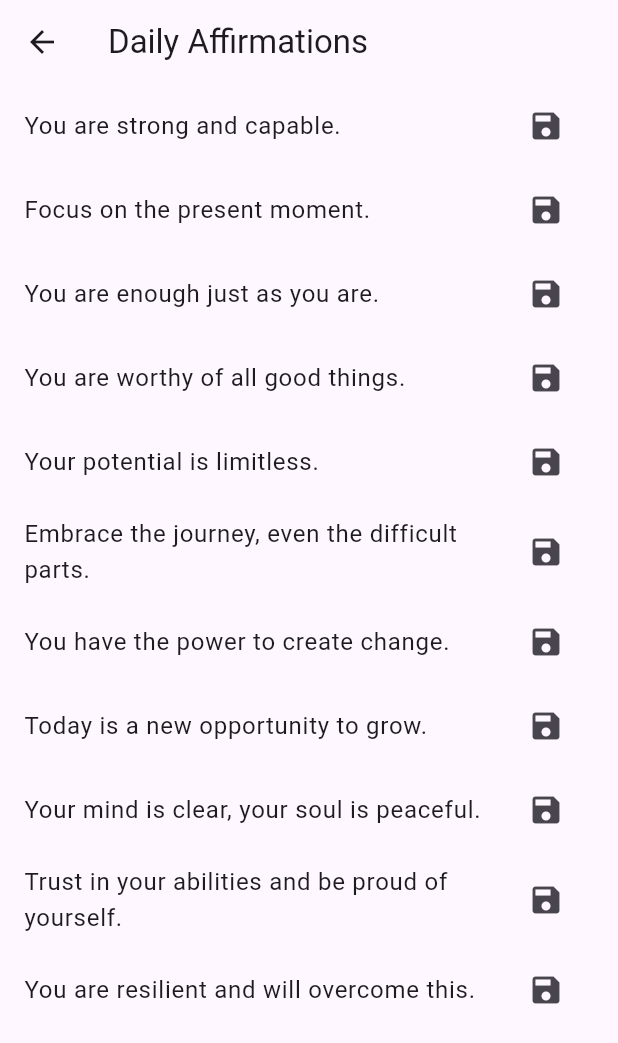
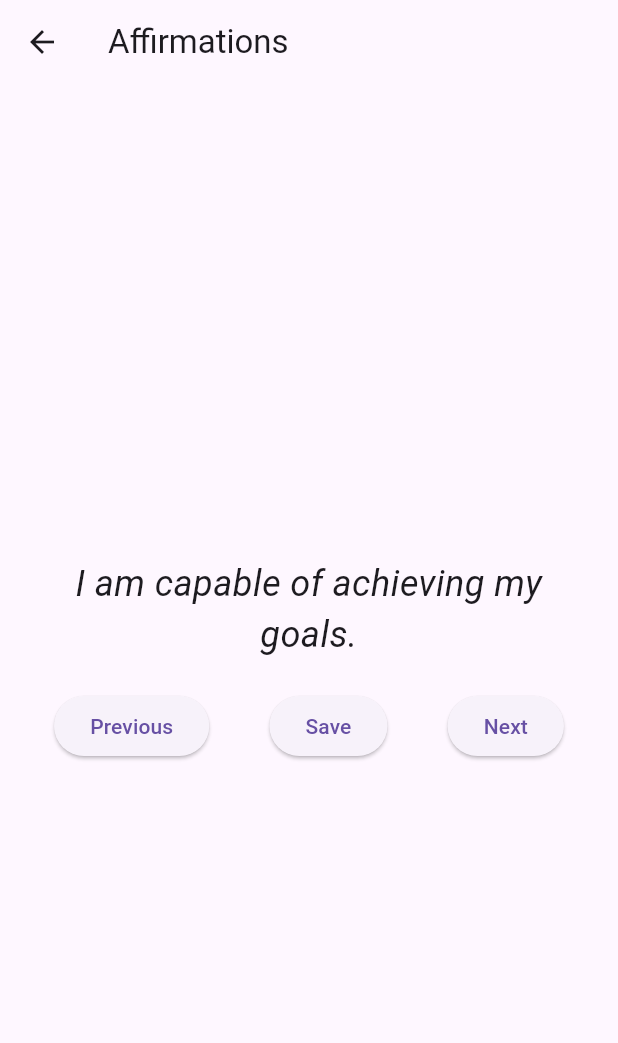
Before and after one commit to Bhati2633/HealthandWellness, a Flutter app: the screen it shows after launch, after a tap on "View Affirmations", on a phone screen of 412 x 824 dp. Shown: the top 1043 px of the screen. Run offline on Flutter 3.47's test engine with Material 3 defaults, Android fonts, the phone set to English and light mode, and no system bars; our stand-ins replace percent_indicator, shared_preferences.

Commit message:
Live Function of affirmation

```diff
--- a/lib/screens/affirmation_screen.dart
+++ b/lib/screens/affirmation_screen.dart
@@ -1,37 +1,108 @@
 import 'package:flutter/material.dart';
 import '../utils/local_storage.dart';
 
-class AffirmationScreen extends StatelessWidget {
-  final List<String> affirmations = [
-    'You are strong and capable.',
-    'Focus on the present moment.',
-    'You are enough just as you are.',
-    'You are worthy of all good things.',
-    'Your potential is limitless.',
-    'Embrace the journey, even the difficult parts.',
-    'You have the power to create change.',
-    'Today is a new opportunity to grow.',
-    'Your mind is clear, your soul is peaceful.',
-    'Trust in your abilities and be proud of yourself.',
-    'You are resilient and will overcome this.'];
+class AffirmationScreen extends StatefulWidget {
+  @override
+  _AffirmationScreenState createState() => _AffirmationScreenState();
+}
+
+class _AffirmationScreenState extends State<AffirmationScreen> {
+  final List<String> _affirmations = [
+    "I am capable of achieving my goals.",
+    "I am worthy of love and respect.",
+    "I believe in my skills and talents.",
+    "I am resilient and can overcome challenges.",
+    "I am grateful for the positive things in my life.",
+    "I trust in my ability to succeed.",
+    "I am becoming the best version of myself.",
+    "I am calm, confident, and focused.",
+    "I attract positivity and good energy.",
+    "I am in control of my own happiness.",
+    "I embrace my strengths and talents.",
+    "I am worthy of all the wonderful things life has to offer.",
+    "I am growing and improving every day.",
+    "I choose peace and harmony in my life.",
+    "I am grateful for the love and support around me.",
+    "I am a positive thinker and attract positivity into my life.",
+    "I have the power to create change.",
+    "I am proud of all my achievements, big and small.",
+    "I am surrounded by abundance and prosperity.",
+    "I am enough, just as I am."
+  ];
+  int _currentIndex = 0;
+
+  void _nextAffirmation() {
+    setState(() {
+      if (_currentIndex < _affirmations.length - 1) {
+        _currentIndex++;
+      }
+    });
+  }
+
+  void _previousAffirmation() {
+    setState(() {
+      if (_currentIndex > 0) {
+        _currentIndex--;
+      }
+    });
+  }
+
+  void _startOver() {
+    setState(() {
+      _currentIndex = 0;
+    });
+  }
+
+  void _saveAffirmation() async {
+    String affirmation = _affirmations[_currentIndex];
+    await LocalStorage.saveAffirmation(affirmation);
+    ScaffoldMessenger.of(context).showSnackBar(
+      SnackBar(content: Text('Affirmation saved!')),
+    );
+  }
 
   @override
   Widget build(BuildContext context) {
     return Scaffold(
-      appBar: AppBar(title: Text('Daily Affirmations')),
-      body: ListView.builder(
-        itemCount: affirmations.length,
-        itemBuilder: (context, index) {
-          return ListTile(
-            title: Text(affirmations[index]),
-            trailing: IconButton(
-              icon: Icon(Icons.save),
-              onPressed: () {
-                LocalStorage.saveAffirmation(affirmations[index]);
-              },
+      appBar: AppBar(title: Text('Affirmations')),
+      body: Padding(
+        padding: const EdgeInsets.all(16.0),
+        child: Column(
+          mainAxisAlignment: MainAxisAlignment.center,
+          children: [
+            Text(
+              _affirmations[_currentIndex],
+              style: TextStyle(fontSize: 24, fontStyle: FontStyle.italic),
+              textAlign: TextAlign.center,
             ),
-          );
-        },
+            SizedBox(height: 20),
+            Row(
+              mainAxisAlignment: MainAxisAlignment.spaceAround,
+              children: [
+                ElevatedButton(
+                  onPressed: _previousAffirmation,
+                  child: Text('Previous'),
+                ),
+                ElevatedButton(
+                  onPressed: _saveAffirmation,
+                  child: Text('Save'),
+                ),
+                ElevatedButton(
+                  onPressed: _nextAffirmation,
+                  child: Text('Next'),
+                ),
+              ],
+            ),
+            if (_currentIndex == _affirmations.length - 1)
+              Padding(
+                padding: const EdgeInsets.only(top: 20),
+                child: ElevatedButton(
+                  onPressed: _startOver,
+                  child: Text('Start Over'),
+                ),
+              ),
+          ],
+        ),
       ),
     );
   }
--- a/lib/screens/home_screen.dart
+++ b/lib/screens/home_screen.dart
@@ -1,14 +1,56 @@
 import 'package:flutter/material.dart';
+import '../utils/local_storage.dart';
 
-class HomeScreen extends StatelessWidget {
+class HomeScreen extends StatefulWidget {
+  @override
+  _HomeScreenState createState() => _HomeScreenState();
+}
+
+class _HomeScreenState extends State<HomeScreen> {
+  String _latestAffirmation = 'No affirmation saved yet';
+
+  @override
+  void initState() {
+    super.initState();
+    _loadLatestAffirmation();
+
+    // Listen to the affirmation stream for live updates
+    LocalStorage.affirmationStream.listen((newAffirmation) {
+      setState(() {
+        _latestAffirmation = newAffirmation;
+      });
+    });
+  }
+
+  void _loadLatestAffirmation() async {
+    String? latestAffirmation = await LocalStorage.getLatestAffirmation();
+    setState(() {
+      _latestAffirmation = latestAffirmation ?? 'No affirmation saved yet';
+    });
+  }
+
   @override
   Widget build(BuildContext context) {
     return Scaffold(
-      appBar: AppBar(title: Text('Mindfulness Home'), backgroundColor: Colors.purple),
+      appBar: AppBar(
+        title: Text('Mindfulness Home'),
+        backgroundColor: Colors.purple,
+      ),
       body: Center(
         child: Column(
           mainAxisAlignment: MainAxisAlignment.center,
           children: <Widget>[
+            Text(
+              'Saved Affirmation:',
+              style: TextStyle(fontSize: 18, fontWeight: FontWeight.w500),
+            ),
+            SizedBox(height: 10),
+            Text(
+              _latestAffirmation,
+              style: TextStyle(fontSize: 16, fontStyle: FontStyle.italic),
+              textAlign: TextAlign.center,
+            ),
+            SizedBox(height: 30),
             ElevatedButton(
               onPressed: () => Navigator.pushNamed(context, '/exercise'),
               child: Text('Start Exercise'),
--- a/lib/utils/local_storage.dart
+++ b/lib/utils/local_storage.dart
@@ -1,17 +1,30 @@
 import 'package:shared_preferences/shared_preferences.dart';
+import 'dart:async';
 
 class LocalStorage {
   static const String _keyAffirmations = 'saved_affirmations';
+  static final StreamController<String> _affirmationController = StreamController<String>.broadcast();
+
+  // Stream to listen to saved affirmations
+  static Stream<String> get affirmationStream => _affirmationController.stream;
 
   static Future<void> saveAffirmation(String affirmation) async {
     final prefs = await SharedPreferences.getInstance();
     List<String> savedAffirmations = prefs.getStringList(_keyAffirmations) ?? [];
     savedAffirmations.add(affirmation);
     prefs.setStringList(_keyAffirmations, savedAffirmations);
+
+    // Notify listeners with the latest affirmation
+    _affirmationController.add(affirmation);
   }
 
   static Future<List<String>> getSavedAffirmations() async {
     final prefs = await SharedPreferences.getInstance();
     return prefs.getStringList(_keyAffirmations) ?? [];
   }
+
+  static Future<String?> getLatestAffirmation() async {
+    List<String> savedAffirmations = await getSavedAffirmations();
+    return savedAffirmations.isNotEmpty ? savedAffirmations.last : null;
+  }
 }
```
Also changed, not shown: lib/screens/exercise_screen.dart (+19 -0 lines).
